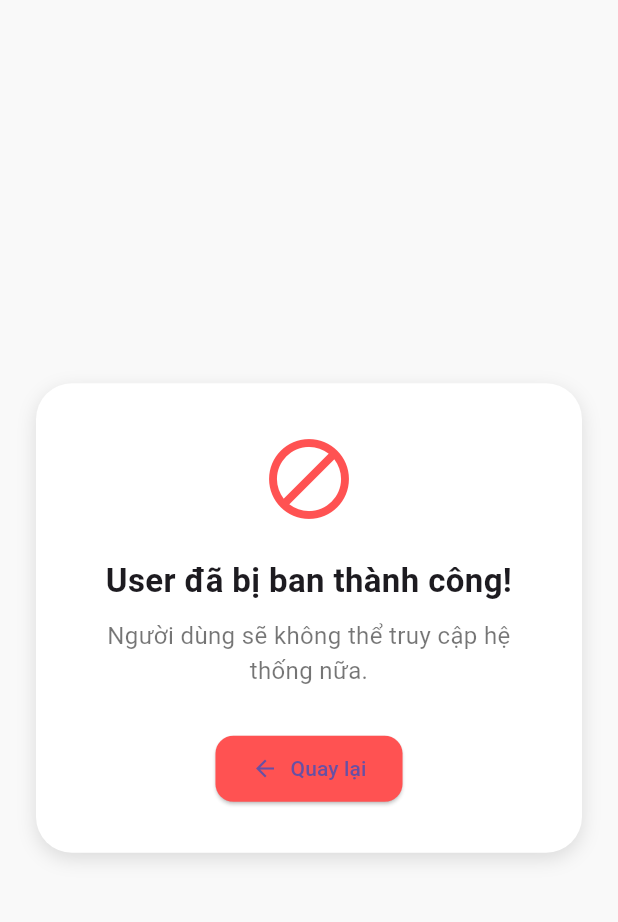
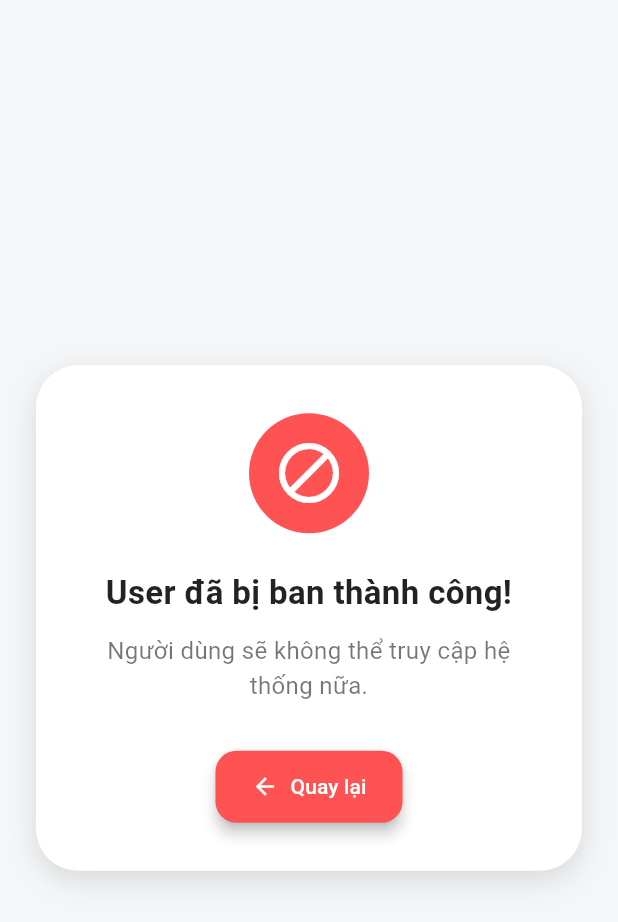
Before and after one commit to azur-14/danentang, a Flutter app: the BannedSuccessScreen screen opened directly, on a phone screen of 412 x 824 dp. Shown: the top 922 px of the screen. Run offline on Flutter 3.47's test engine with Material 3 defaults, Android fonts, the phone set to English and light mode, and no system bars; our stand-ins replace cloud_firestore, firebase_core, fl_chart, flutter_animate, font_awesome_flutter, shared_preferences; accounts and stored records are empty.

Commit message:
Cập nhật code

```diff
--- a/frontend/lib/Screens/Manager/User/ban_user.dart
+++ b/frontend/lib/Screens/Manager/User/ban_user.dart
@@ -7,7 +7,7 @@ class BanUserScreen extends StatelessWidget {
   Widget build(BuildContext context) {
     return const MaterialApp(
       debugShowCheckedModeBanner: false,
-      home: BannedSuccessScreen(),
+      home: MainScreen(),
     );
   }
 }
@@ -18,53 +18,84 @@ class BannedSuccessScreen extends StatelessWidget {
   @override
   Widget build(BuildContext context) {
     return Scaffold(
-      backgroundColor: const Color(0xFFF9F9F9),
+      backgroundColor: const Color(0xFFF4F6F8),
       body: Center(
         child: Padding(
           padding: const EdgeInsets.symmetric(horizontal: 24.0),
+          child: TweenAnimationBuilder<double>(
+            duration: const Duration(milliseconds: 500),
+            curve: Curves.easeOutBack,
+            tween: Tween<double>(begin: 0.8, end: 1),
+            builder: (context, scale, child) {
+              return Transform.scale(
+                scale: scale,
+                child: child,
+              );
+            },
             child: Container(
               padding: const EdgeInsets.all(32),
               decoration: BoxDecoration(
                 color: Colors.white,
-              borderRadius: BorderRadius.circular(24),
+                borderRadius: BorderRadius.circular(28),
                 boxShadow: [
                   BoxShadow(
                     color: Colors.black12,
-                  blurRadius: 10,
-                  offset: const Offset(0, 4),
+                    blurRadius: 16,
+                    offset: const Offset(0, 6),
                   )
                 ],
               ),
               child: Column(
                 mainAxisSize: MainAxisSize.min,
                 children: [
-                const Icon(Icons.block, color: Colors.redAccent, size: 64),
-                const SizedBox(height: 20),
+                  Hero(
+                    tag: "ban-icon",
+                    child: Container(
+                      padding: const EdgeInsets.all(16),
+                      decoration: const BoxDecoration(
+                        color: Colors.redAccent,
+                        shape: BoxShape.circle,
+                      ),
+                      child: const Icon(
+                        Icons.block,
+                        color: Colors.white,
+                        size: 48,
+                      ),
+                    ),
+                  ),
+                  const SizedBox(height: 24),
                   const Text(
                     'User đã bị ban thành công!',
-                  style: TextStyle(fontSize: 22, fontWeight: FontWeight.bold),
+                    style: TextStyle(
+                      fontSize: 22,
+                      fontWeight: FontWeight.w700,
+                      color: Colors.black87,
+                    ),
                     textAlign: TextAlign.center,
                   ),
-                const SizedBox(height: 10),
+                  const SizedBox(height: 12),
                   const Text(
                     'Người dùng sẽ không thể truy cập hệ thống nữa.',
                     style: TextStyle(fontSize: 16, color: Colors.black54),
                     textAlign: TextAlign.center,
                   ),
-                const SizedBox(height: 30),
+                  const SizedBox(height: 32),
                   ElevatedButton.icon(
                     style: ElevatedButton.styleFrom(
                       backgroundColor: Colors.redAccent,
-                    padding: const EdgeInsets.symmetric(horizontal: 24, vertical: 12),
+                      foregroundColor: Colors.white,
+                      padding: const EdgeInsets.symmetric(horizontal: 24, vertical: 14),
                       shape: RoundedRectangleBorder(
-                      borderRadius: BorderRadius.circular(12),
+                        borderRadius: BorderRadius.circular(14),
                       ),
+                      elevation: 4,
                     ),
                     onPressed: () => Navigator.of(context).pop(),
                     icon: const Icon(Icons.arrow_back),
                     label: const Text("Quay lại"),
                   ),
                 ],
+              ),
             ),
           ),
         ),
@@ -78,25 +109,46 @@ class MainScreen extends StatelessWidget {
 
   @override
   Widget build(BuildContext context) {
-    return MaterialApp(
-      home: Scaffold(
+    return Scaffold(
+      backgroundColor: const Color(0xFFF9FAFB),
       body: Center(
-          child: ElevatedButton(
+        child: ElevatedButton.icon(
+          style: ElevatedButton.styleFrom(
+            backgroundColor: Colors.redAccent,
+            foregroundColor: Colors.white,
+            padding: const EdgeInsets.symmetric(horizontal: 20, vertical: 14),
+            shape: RoundedRectangleBorder(
+              borderRadius: BorderRadius.circular(12),
+            ),
+            elevation: 2,
+          ),
           onPressed: () {
-              // Đưa vào một hiệu ứng chuyển cảnh
             Navigator.push(
               context,
               PageRouteBuilder(
+                transitionDuration: const Duration(milliseconds: 600),
                 pageBuilder: (context, animation, secondaryAnimation) =>
                     FadeTransition(
                   opacity: animation,
-                    child: BannedSuccessScreen(),
+                  child: const BannedSuccessScreen(),
                 ),
+                transitionsBuilder: (context, animation, secondaryAnimation, child) {
+                  return ScaleTransition(
+                    scale: CurvedAnimation(
+                      parent: animation,
+                      curve: Curves.easeOutBack,
+                    ),
+                    child: FadeTransition(
+                      opacity: animation,
+                      child: child,
                     ),
                   );
                 },
-            child: const Text("Ban User"),
               ),
+            );
+          },
+          icon: const Icon(Icons.block),
+          label: const Text("Ban User"),
         ),
       ),
     );
```
Also changed, not shown: frontend/lib/Screens/Manager/User/user_information.dart (+98 -3 lines). Lines whose indentation alone changed are shown as unchanged.
